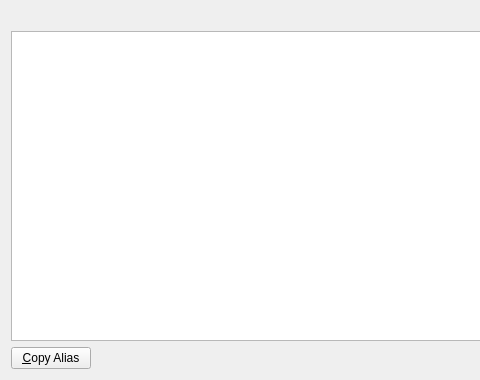
syscoin/syscoin1, file src/qt/forms/myaliaslistpage.ui: the form before one commit; both pictures show x 0 to 480 and y 0 to 380 of the 760 by 380 pixel window.
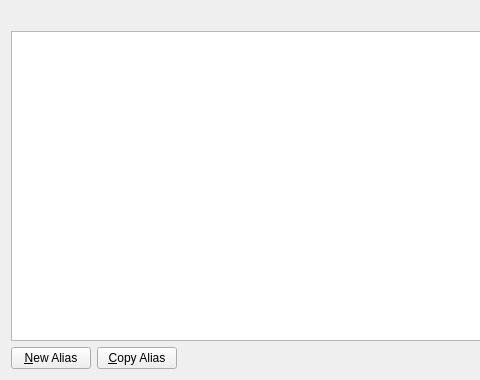
The form after the commit. Icons and pictures are not drawn.

Commit message:
Refactored saffron's code for alias
Clias reference client implementation, including model changes and
aliasview.

The edit to the form file:
```diff
--- a/src/qt/forms/myaliaslistpage.ui
+++ b/src/qt/forms/myaliaslistpage.ui
@@ -54,6 +54,20 @@
    </item>
    <item>
     <layout class="QHBoxLayout" name="horizontalLayout">
+     <item>
+      <widget class="QPushButton" name="newAlias">
+       <property name="toolTip">
+        <string>&lt;html&gt;&lt;head/&gt;&lt;body&gt;&lt;p&gt;Create a new alias&lt;/p&gt;&lt;/body&gt;&lt;/html&gt;</string>
+       </property>
+       <property name="text">
+        <string>&amp;New Alias</string>
+       </property>
+       <property name="icon">
+        <iconset resource="../bitcoin.qrc">
+         <normaloff>:/icons/add</normaloff>:/icons/add</iconset>
+       </property>
+      </widget>
+     </item>
      <item>
       <widget class="QPushButton" name="copyAlias">
        <property name="toolTip">
```
The commit also changes 20 other files.
